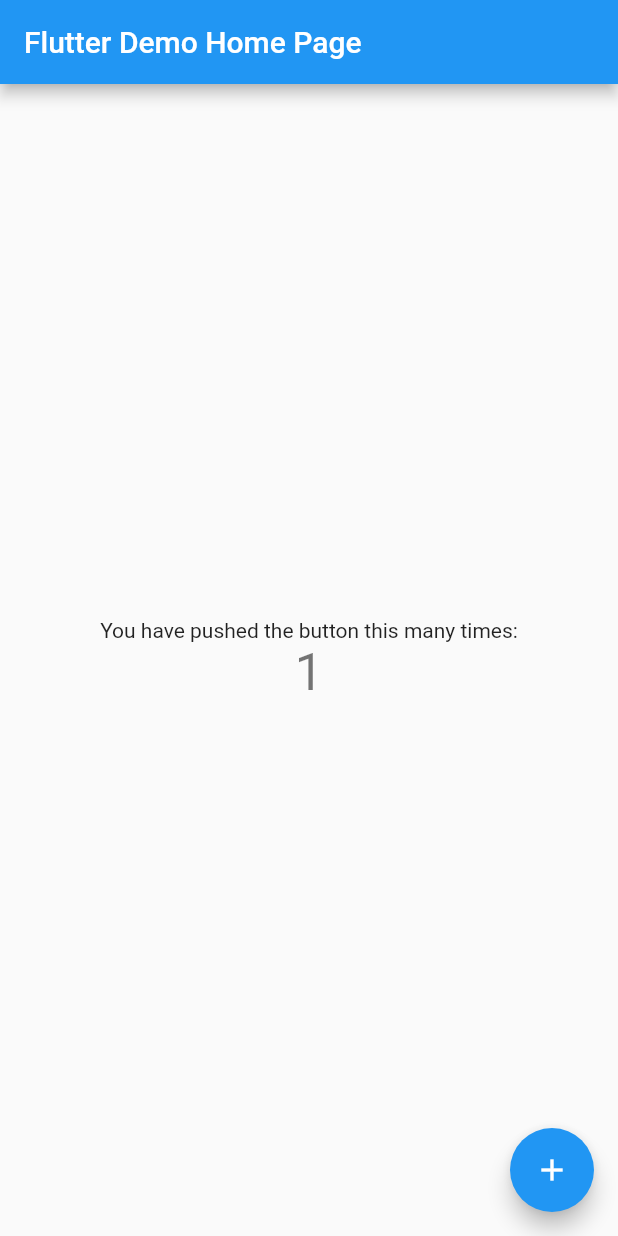
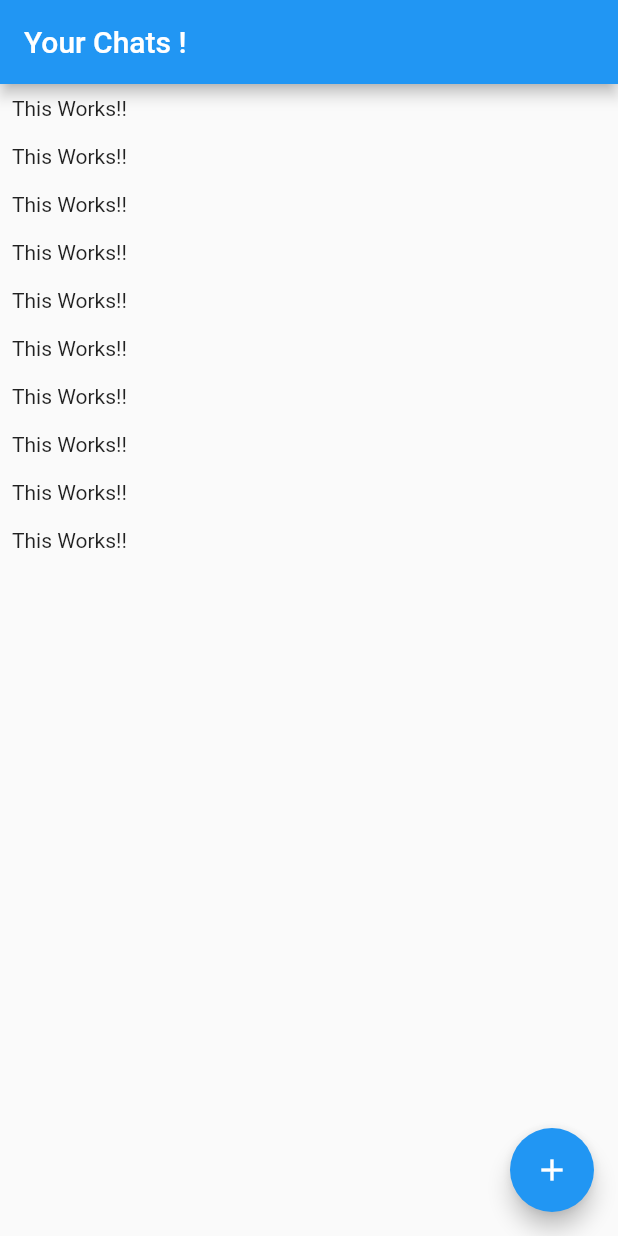
Before and after one commit to bharatbudhori/Flutter_Chat, a Flutter app: the screen it shows after launch, after a tap on the "add" icon, on a phone screen of 412 x 824 dp. Run offline on Flutter 3.47's test engine with Material 2 defaults, Android fonts, the phone set to English and light mode, and no system bars; our stand-ins replace cloud_firestore, firebase_core; accounts and stored records are empty.

Commit message:
Connecting to FireStore

```diff
--- a/lib/main.dart
+++ b/lib/main.dart
@@ -1,113 +1,25 @@
 import 'package:flutter/material.dart';
+import 'package:firebase_core/firebase_core.dart';
 
-void main() {
-  runApp(MyApp());
+import './screens/chat_screen.dart';
+
+void main() async {
+  WidgetsFlutterBinding.ensureInitialized();
+  await Firebase.initializeApp();
+  runApp(
+    MyApp(),
+  );
 }
 
 class MyApp extends StatelessWidget {
-  // This widget is the root of your application.
   @override
   Widget build(BuildContext context) {
     return MaterialApp(
-      title: 'Flutter Demo',
+      title: 'Flutter Chat',
       theme: ThemeData(
-        // This is the theme of your application.
-        //
-        // Try running your application with "flutter run". You'll see the
-        // application has a blue toolbar. Then, without quitting the app, try
-        // changing the primarySwatch below to Colors.green and then invoke
-        // "hot reload" (press "r" in the console where you ran "flutter run",
-        // or simply save your changes to "hot reload" in a Flutter IDE).
-        // Notice that the counter didn't reset back to zero; the application
-        // is not restarted.
         primarySwatch: Colors.blue,
       ),
-      home: MyHomePage(title: 'Flutter Demo Home Page'),
+      home: ChatScreen(),
     );
   }
 }
-
-class MyHomePage extends StatefulWidget {
-  MyHomePage({Key key, this.title}) : super(key: key);
-
-  // This widget is the home page of your application. It is stateful, meaning
-  // that it has a State object (defined below) that contains fields that affect
-  // how it looks.
-
-  // This class is the configuration for the state. It holds the values (in this
-  // case the title) provided by the parent (in this case the App widget) and
-  // used by the build method of the State. Fields in a Widget subclass are
-  // always marked "final".
-
-  final String title;
-
-  @override
-  _MyHomePageState createState() => _MyHomePageState();
-}
-
-class _MyHomePageState extends State<MyHomePage> {
-  int _counter = 0;
-
-  void _incrementCounter() {
-    setState(() {
-      // This call to setState tells the Flutter framework that something has
-      // changed in this State, which causes it to rerun the build method below
-      // so that the display can reflect the updated values. If we changed
-      // _counter without calling setState(), then the build method would not be
-      // called again, and so nothing would appear to happen.
-      _counter++;
-    });
-  }
-
-  @override
-  Widget build(BuildContext context) {
-    // This method is rerun every time setState is called, for instance as done
-    // by the _incrementCounter method above.
-    //
-    // The Flutter framework has been optimized to make rerunning build methods
-    // fast, so that you can just rebuild anything that needs updating rather
-    // than having to individually change instances of widgets.
-    return Scaffold(
-      appBar: AppBar(
-        // Here we take the value from the MyHomePage object that was created by
-        // the App.build method, and use it to set our appbar title.
-        title: Text(widget.title),
-      ),
-      body: Center(
-        // Center is a layout widget. It takes a single child and positions it
-        // in the middle of the parent.
-        child: Column(
-          // Column is also a layout widget. It takes a list of children and
-          // arranges them vertically. By default, it sizes itself to fit its
-          // children horizontally, and tries to be as tall as its parent.
-          //
-          // Invoke "debug painting" (press "p" in the console, choose the
-          // "Toggle Debug Paint" action from the Flutter Inspector in Android
-          // Studio, or the "Toggle Debug Paint" command in Visual Studio Code)
-          // to see the wireframe for each widget.
-          //
-          // Column has various properties to control how it sizes itself and
-          // how it positions its children. Here we use mainAxisAlignment to
-          // center the children vertically; the main axis here is the vertical
-          // axis because Columns are vertical (the cross axis would be
-          // horizontal).
-          mainAxisAlignment: MainAxisAlignment.center,
-          children: <Widget>[
-            Text(
-              'You have pushed the button this many times:',
-            ),
-            Text(
-              '$_counter',
-              style: Theme.of(context).textTheme.headline4,
-            ),
-          ],
-        ),
-      ),
-      floatingActionButton: FloatingActionButton(
-        onPressed: _incrementCounter,
-        tooltip: 'Increment',
-        child: Icon(Icons.add),
-      ), // This trailing comma makes auto-formatting nicer for build methods.
-    );
-  }
-}
--- /dev/null
+++ b/lib/screens/chat_screen.dart
@@ -0,0 +1,32 @@
+import 'package:flutter/material.dart';
+import 'package:cloud_firestore/cloud_firestore.dart';
+
+class ChatScreen extends StatelessWidget {
+  @override
+  Widget build(BuildContext context) {
+    return Scaffold(
+      appBar: AppBar(
+        title: Text('Your Chats !'),
+      ),
+      body: ListView.builder(
+          itemCount: 10,
+          itemBuilder: (ctx, index) => Container(
+                padding: EdgeInsets.all(8),
+                child: Text("This Works!!"),
+              )),
+      floatingActionButton: FloatingActionButton(
+        child: Icon(Icons.add),
+        onPressed: () {
+          FirebaseFirestore.instance
+              .collection('chats/MuPIJYEwJVZh3gm8tarY/messages')
+              .snapshots()
+              .listen((event) {
+            event.docs.forEach((element) {
+              print(element['text']);
+            });
+          });
+        },
+      ),
+    );
+  }
+}
--- a/pubspec.yaml
+++ b/pubspec.yaml
@@ -23,6 +23,7 @@ environment:
 dependencies:
   flutter:
     sdk: flutter
+  cloud_firestore: ^2.0.0
 
 
   # The following adds the Cupertino Icons font to your application.
```
Also changed, not shown: lib/screens/auth_screen.dart (added), pubspec.lock, 3 other files.
